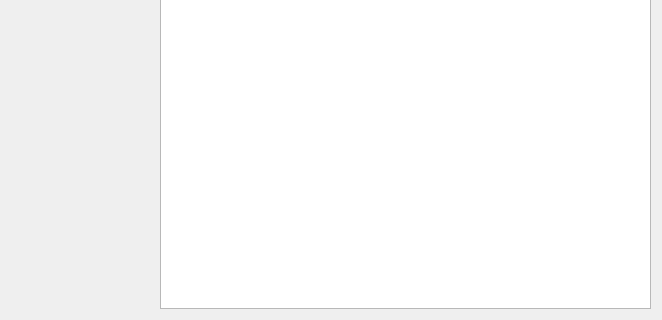
arennuit/iisuoscbridge, file src/FormFiles/MainForm.ui: the form before one commit; both pictures show x 0 to 662 and y 296 to 616 of the 662 by 616 pixel window.
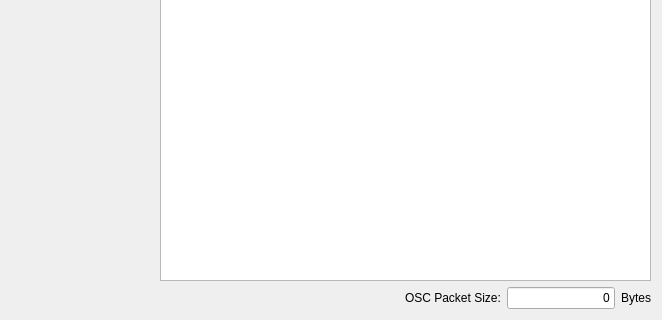
The form after the commit. Icons and pictures are not drawn.

Commit message: Reworked the database singleton thing with services to pave the way for UI update on data change.

Diff of the .ui file:
```diff
--- a/src/FormFiles/MainForm.ui
+++ b/src/FormFiles/MainForm.ui
@@ -712,7 +712,64 @@
        </layout>
       </item>
       <item>
-       <widget class="QTreeView" name="m_pathsView"/>
+       <layout class="QVBoxLayout" name="verticalLayout_3">
+        <item>
+         <widget class="QTreeView" name="m_pathsView"/>
+        </item>
+        <item>
+         <layout class="QHBoxLayout" name="horizontalLayout_5">
+          <item>
+           <spacer name="horizontalSpacer">
+            <property name="orientation">
+             <enum>Qt::Horizontal</enum>
+            </property>
+            <property name="sizeHint" stdset="0">
+             <size>
+              <width>40</width>
+              <height>20</height>
+             </size>
+            </property>
+           </spacer>
+          </item>
+          <item>
+           <widget class="QLabel" name="label_3">
+            <property name="text">
+             <string>OSC Packet Size:</string>
+            </property>
+           </widget>
+          </item>
+          <item>
+           <widget class="QLineEdit" name="m_oscPacketSizeLineEdit">
+            <property name="enabled">
+             <bool>true</bool>
+            </property>
+            <property name="sizePolicy">
+             <sizepolicy hsizetype="Fixed" vsizetype="Fixed">
+              <horstretch>0</horstretch>
+              <verstretch>0</verstretch>
+             </sizepolicy>
+            </property>
+            <property name="text">
+             <string>0</string>
+            </property>
+            <property name="alignment">
+             <set>Qt::AlignRight|Qt::AlignTrailing|Qt::AlignVCenter</set>
+            </property>
+            <property name="readOnly">
+             <bool>true</bool>
+            </property>
+           </widget>
+          </item>
+          <item>
+           <widget class="QLabel" name="label_4">
+            <property name="text">
+             <string>Bytes</string>
+            </property>
+           </widget>
+          </item>
+         </layout>
+        </item>
+       </layout>
       </item>
      </layout>
     </item>
```
The commit also changes 6 other files.
